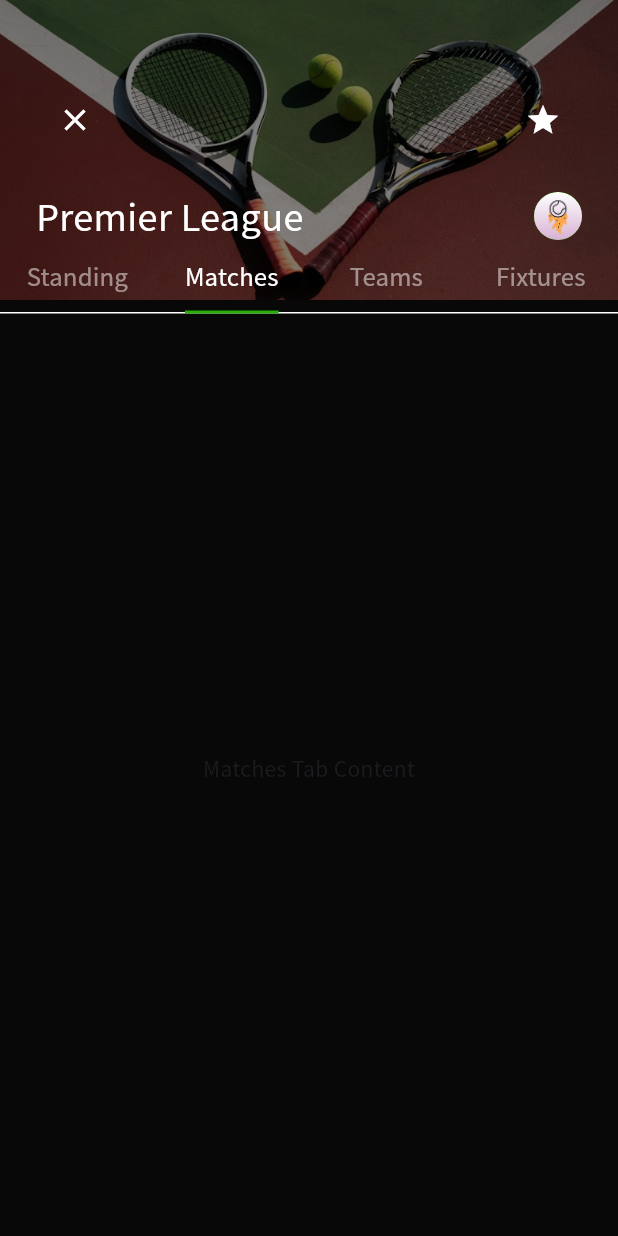
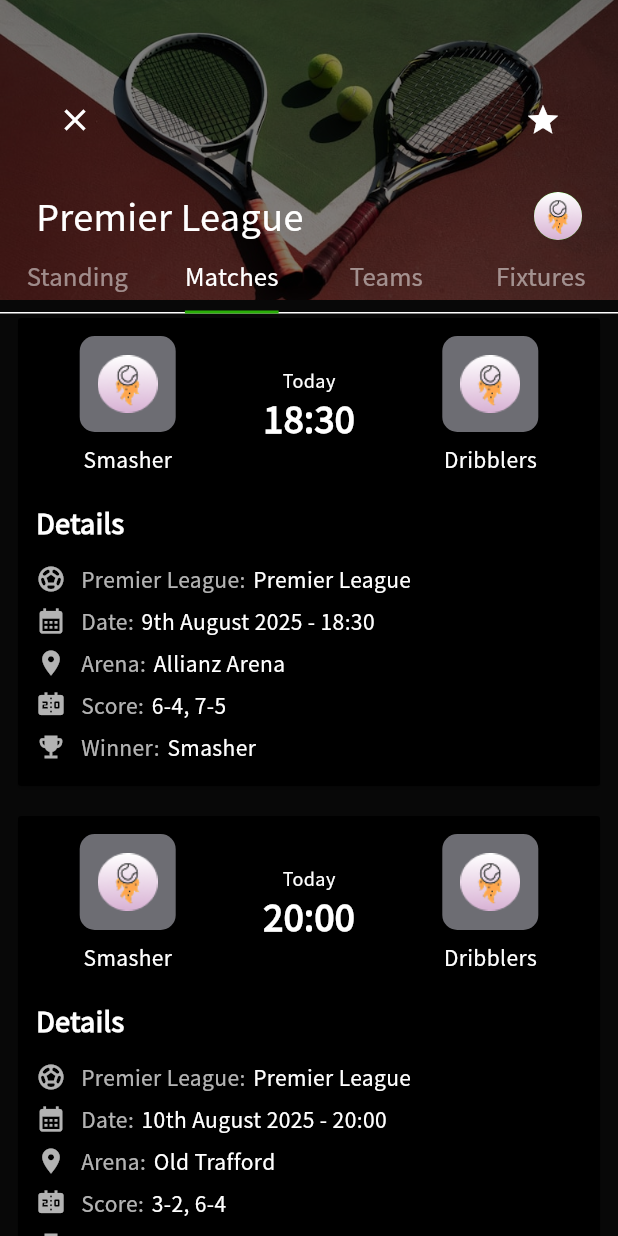
Before and after one commit to Sristy72/central-padel-league-user, a Flutter app: the screen it shows after launch, tab 2 chosen, on a phone screen of 412 x 824 dp. Run offline on Flutter 3.47's test engine with Material 3 defaults, Android fonts, the phone set to English and light mode, and no system bars; our stand-ins replace connectivity_plus, dartz, dio, equatable, flutter_secure_storage, get and 3 more; missing offline and left inert: flutx_core; accounts and stored records are empty; statements that could not run were skipped.

Commit message:
FINAL commit of the day

```diff
--- /dev/null
+++ b/lib/features/league/models/match_model.dart
@@ -0,0 +1,40 @@
+class Match {
+  final String team1LogoPath;
+  final String team1Name;
+  final String team2LogoPath;
+  final String team2Name;
+  final String matchDate;
+  final String matchTime;
+  final String leagueName;
+  final String arena;
+  final String score;
+  final String winner;
+
+  const Match({
+    required this.team1LogoPath,
+    required this.team1Name,
+    required this.team2LogoPath,
+    required this.team2Name,
+    required this.matchDate,
+    required this.matchTime,
+    required this.leagueName,
+    required this.arena,
+    required this.score,
+    required this.winner,
+  });
+
+  factory Match.fromJson(Map<String, dynamic> json) {
+    return Match(
+      team1LogoPath: json['team1LogoPath'] as String,
+      team1Name: json['team1Name'] as String,
+      team2LogoPath: json['team2LogoPath'] as String,
+      team2Name: json['team2Name'] as String,
+      matchDate: json['matchDate'] as String,
+      matchTime: json['matchTime'] as String,
+      leagueName: json['leagueName'] as String,
+      arena: json['arena'] as String,
+      score: json['score'] as String,
+      winner: json['winner'] as String,
+    );
+  }
+}
--- a/lib/features/league/presentation/screens/league_details_screen.dart
+++ b/lib/features/league/presentation/screens/league_details_screen.dart
@@ -1,9 +1,11 @@
 import 'package:flutter/material.dart';
 import 'package:karlfive/features/league/presentation/widgets/custom_league_appbar.dart';
+import 'package:karlfive/features/league/presentation/widgets/matches_tab.dart';
 import 'package:karlfive/features/league/presentation/widgets/standing_tab.dart';
 
 import '../../models/standing_model.dart';
 import '../../models/team_model.dart';
+import '../../models/match_model.dart';
 import '../widgets/teams_tab.dart'; // Import the model class
 
 class LeagueDetailsScreen extends StatefulWidget {
@@ -18,6 +20,46 @@ class _LeagueDetailsScreenState extends State<LeagueDetailsScreen>
   late TabController _tabController;
 
   final List<String> _tabs = ['Standing', 'Matches', 'Teams', 'Fixtures'];
+
+  //! <--- Dynamic data using the "Match" model --->
+  final List<Match> _matchesData = [
+    Match(
+      team1LogoPath: 'assets/images/group_icon.png',
+      team1Name: 'Smasher',
+      team2LogoPath: 'assets/images/group_icon.png',
+      team2Name: 'Dribblers',
+      matchDate: '9th August 2025',
+      matchTime: '18:30',
+      leagueName: 'Premier League',
+      arena: 'Allianz Arena',
+      score: '6-4, 7-5',
+      winner: 'Smasher',
+    ),
+    const Match(
+      team1LogoPath: 'assets/images/group_icon.png',
+      team1Name: 'Smasher',
+      team2LogoPath: 'assets/images/group_icon.png',
+      team2Name: 'Dribblers',
+      matchDate: '10th August 2025',
+      matchTime: '20:00',
+      leagueName: 'Premier League',
+      arena: 'Old Trafford',
+      score: '3-2, 6-4',
+      winner: 'Dribblers',
+    ),
+    const Match(
+      team1LogoPath: 'assets/images/group_icon.png',
+      team1Name: 'Smasher',
+      team2LogoPath: 'assets/images/group_icon.png',
+      team2Name: 'Dribblers',
+      matchDate: '10th August 2025',
+      matchTime: '20:00',
+      leagueName: 'Premier League',
+      arena: 'Old Trafford',
+      score: '3-2, 6-4',
+      winner: 'Dribblers',
+    ),
+  ];
 
   //! <--- Dynamic data using the "Team" model --->
   final List<Team> _teamsData = [
@@ -177,7 +219,7 @@ class _LeagueDetailsScreenState extends State<LeagueDetailsScreen>
         controller: _tabController,
         children: [
           StandingTab(standingsData: _standingsData),
-          const Center(child: Text('Matches Tab Content')),
+          MatchesTab(matchesData: _matchesData),
           TeamsTab(teamsData: _teamsData),
           const Center(child: Text('Fixtures Tab Content')),
         ],
--- /dev/null
+++ b/lib/features/league/presentation/widgets/matches_tab.dart
@@ -0,0 +1,136 @@
+import 'package:flutter/material.dart';
+import '../../models/match_model.dart'; // Import the new model
+import '../../../../core/theme/app_colors.dart'; // Assuming AppColors is defined here
+import '../../../../core/theme/app_colors.dart';
+
+class MatchesTab extends StatelessWidget {
+  final List<Match> matchesData;
+
+  const MatchesTab({super.key, required this.matchesData});
+
+  @override
+  Widget build(BuildContext context) {
+    return ListView.builder(
+      padding: const EdgeInsets.all(12.0),
+      itemCount: matchesData.length,
+      itemBuilder: (context, index) {
+        final match = matchesData[index];
+        return _MatchCard(match: match);
+      },
+    );
+  }
+}
+
+class _MatchCard extends StatelessWidget {
+  final Match match;
+
+  const _MatchCard({required this.match});
+
+  @override
+  Widget build(BuildContext context) {
+    return Card(
+      color: Colors.black, // Dark background for the card
+      margin: const EdgeInsets.only(bottom: 20),
+
+      shape: RoundedRectangleBorder(borderRadius: BorderRadius.circular(2)),
+      child: Padding(
+        padding: const EdgeInsets.all(12.0),
+        child: Column(
+          crossAxisAlignment: CrossAxisAlignment.start,
+          children: [
+            // Match Header: Teams vs Time
+            Row(
+              mainAxisAlignment: MainAxisAlignment.spaceAround,
+              children: [
+                _buildTeamDisplay(match.team1LogoPath, match.team1Name),
+                Column(
+                  children: [
+                    const Text(
+                      'Today',
+                      style: TextStyle(color: AppColors.white, fontSize: 12),
+                    ),
+                    Text(
+                      match.matchTime,
+                      style: const TextStyle(
+                        color: Colors.white,
+                        fontSize: 24,
+                        fontWeight: FontWeight.bold,
+                      ),
+                    ),
+                  ],
+                ),
+                _buildTeamDisplay(match.team2LogoPath, match.team2Name),
+              ],
+            ),
+            const SizedBox(height: 20),
+            // Details Section
+            const Text(
+              'Details',
+              style: TextStyle(
+                color: Colors.white,
+                fontSize: 18,
+                fontWeight: FontWeight.bold,
+              ),
+            ),
+            const SizedBox(height: 10),
+            _buildDetailRow(
+              Icons.sports_soccer,
+              'Premier League',
+              match.leagueName,
+            ),
+            _buildDetailRow(
+              Icons.calendar_month,
+              'Date',
+              '${match.matchDate} - ${match.matchTime}',
+            ),
+            _buildDetailRow(Icons.location_on, 'Arena', match.arena),
+            _buildDetailRow(Icons.scoreboard, 'Score', match.score),
+            _buildDetailRow(Icons.emoji_events, 'Winner', match.winner),
+          ],
+        ),
+      ),
+    );
+  }
+
+  Widget _buildTeamDisplay(String logoPath, String name) {
+    return Column(
+      children: [
+        Container(
+          padding: const EdgeInsets.all(12),
+          decoration: BoxDecoration(
+            color:
+                AppColors.gray, // A light grey background for the team logo box
+            borderRadius: BorderRadius.circular(10),
+          ),
+          child: Image.asset(logoPath, width: 40, height: 40),
+        ),
+        const SizedBox(height: 8),
+        Text(name, style: const TextStyle(color: Colors.white, fontSize: 14)),
+      ],
+    );
+  }
+
+  Widget _buildDetailRow(IconData icon, String label, String value) {
+    return Padding(
+      padding: const EdgeInsets.symmetric(vertical: 4.0),
+      child: Row(
+        children: [
+          Icon(icon, color: Colors.white70, size: 20),
+          const SizedBox(width: 10),
+          Text(
+            '$label:',
+            style: const TextStyle(color: Colors.white70, fontSize: 14),
+          ),
+          const SizedBox(width: 5),
+          Expanded(
+            child: Text(
+              value,
+              style: const TextStyle(color: Colors.white, fontSize: 14),
+              overflow: TextOverflow.ellipsis,
+            ),
+          ),
+        ],
+      ),
+    );
+  }
+}
```
